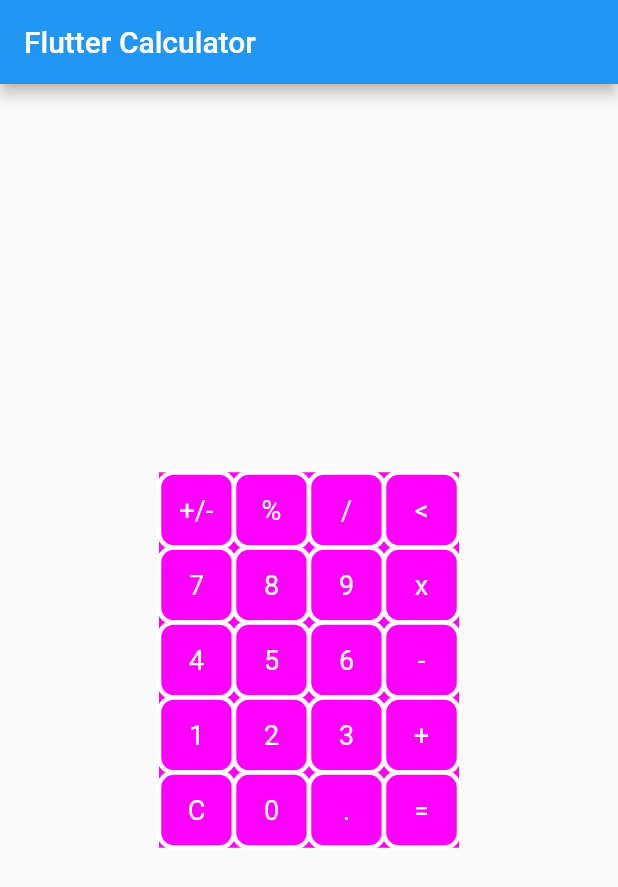
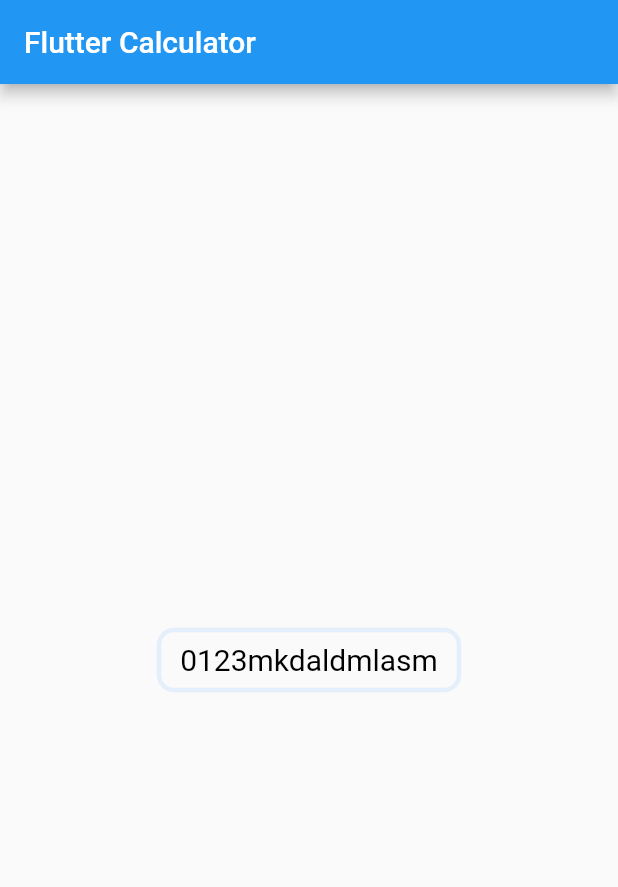
Before and after one commit to sh1l0n/flutter-calculator-apple-style, a Flutter app: the screen it shows after launch, on a phone screen of 412 x 824 dp. Shown: the top 887 px of the screen. Run offline on Flutter 3.47's test engine with Material 2 defaults, Android fonts, the phone set to English and light mode, and no system bars.

Commit message:
added display

```diff
--- /dev/null
+++ b/lib/calculator/display/display_widget.dart
@@ -0,0 +1,89 @@
+//
+// Created by sh1l0n
+// Copyright © 2019 iRobot Corporation All rights reserved.
+//
+
+import 'package:flutter/material.dart';
+
+import '../../common/widget_style_config.dart';
+import '../number_pad/number_pad_button_painter.dart';
+
+class DisplayWidgetStyle {
+  const DisplayWidgetStyle({
+    @required this.size,
+    @required this.color,
+    @required this.horizontalMargin,
+    @required this.textStyle,
+    @required this.cornerRadius,
+    @required this.strokeWidth,
+    @required this.strokeColor,
+  });
+
+  final Size size;
+  final Color color;
+  final TextStyleConfig textStyle;
+  final double horizontalMargin;
+  final double cornerRadius;
+  final double strokeWidth;
+  final Color strokeColor;
+}
+
+class DisplayWidget extends StatefulWidget {
+  const DisplayWidget({
+    Key key,
+    @required this.style,
+  })
+  : super(key: key);
+
+  final DisplayWidgetStyle style;
+
+  @override
+  State<StatefulWidget> createState() => _DisplayWidgetState();
+}
+
+class _DisplayWidgetState extends State<DisplayWidget> {
+  @override
+  Widget build(BuildContext context) {
+    return Container(
+      width: widget.style.size.width,
+      height: widget.style.size.height,
+      color: widget.style.color,
+      child: Stack(
+        children: [
+          CustomPaint(
+            size: widget.style.size,
+            painter: NumberPadButtonPainter(
+              style: PainterStyleConfig(
+                cornerRadius: widget.style.cornerRadius,
+                fillColor: widget.style.color,
+                strokeColor: widget.style.strokeColor,
+                strokeWidth: widget.style.strokeWidth,
+              ),
+            ),
+          ),
+          Center(
+            child: Container(
+              width: widget.style.size.width,
+              height: widget.style.size.height,
+              child: Center(
+                child: Text(
+                  "0123mkdaldmlasm askldnm",
+                  maxLines: 1,
+                  textAlign: TextAlign.center,
+                  style: TextStyle(
+                    fontSize: widget.style.textStyle.size,
+                    fontWeight: widget.style.textStyle.weight,
+                    color: widget.style.textStyle.color,
+                    fontFamily: widget.style.textStyle.family,
+                    package: widget.style.textStyle.package,
+                  ),
+                ),
+              ),
+            ),
+          ),
+        ],
+      ),
+    );
+  }
+
+}
--- a/lib/calculator/number_pad.dart
+++ b/lib/calculator/number_pad/number_pad.dart
@@ -5,7 +5,7 @@
 
 import 'package:flutter/material.dart';
 import 'package:flutter/widgets.dart';
-import 'package:flutter_calc/calculator/numer_pad_button.dart';
+import 'package:flutter_calc/calculator/number_pad/numer_pad_button.dart';
 import 'package:flutter_calc/common/widget_style_config.dart';
 
 class NumberPadWidget extends StatefulWidget {
@@ -17,7 +17,7 @@ class NumberPadWidget extends StatefulWidget {
   : super(key: key);
 
   final Sink<RawKeyEvent> onKeyPressed;
-  final ContainerStyleConfig buttonStyle;
+  final NumerPadButtonStyle buttonStyle;
   final TextStyleConfig textStyle;
 
   @override
@@ -87,8 +87,8 @@ class _NumberPadWState extends State<NumberPadWidget> {
       child: Container(
         // margin: EdgeInsets.only(top: 230),
         margin: EdgeInsets.all(50),
-        width: widget.buttonStyle.size.width * padSize[0],
-        height: widget.buttonStyle.size.height * padSize[1],
+        width: widget.buttonStyle.style.size.width * padSize[0],
+        height: widget.buttonStyle.style.size.height * padSize[1],
         color: Colors.red,
         child: GridView.count(
           crossAxisCount: 4, // 4 columns
--- a/lib/calculator/number_pad_button_painter.dart
+++ b/lib/calculator/number_pad/number_pad_button_painter.dart
@@ -7,7 +7,7 @@ import 'dart:ui';
 import 'package:flutter/foundation.dart';
 import 'package:flutter/widgets.dart' show CustomPainter;
 
-import '../common/widget_style_config.dart';
+import '../../common/widget_style_config.dart';
 
 
 class NumberPadButtonPainter extends CustomPainter {
--- a/lib/calculator/numer_pad_button.dart
+++ b/lib/calculator/number_pad/numer_pad_button.dart
@@ -12,22 +12,15 @@ import 'package:flutter_calc/common/widget_style_config.dart';
 
 import 'number_pad_button_painter.dart';
 
-class NumerPadButtonStyle extends ContainerStyleConfig {
-  NumerPadButtonStyle({
-    @required Color normalColor,
-    @required Color highlightColor,
-    @required Color disableColor,
-    @required Size size,
-    this.cornerRadius,
-    this.strokeWidth,
-    this.strokeColor
-  }): super(
-    normalColor: normalColor,
-    highlightColor: highlightColor,
-    disableColor: disableColor,
-    size: size
-  );
+class NumerPadButtonStyle {
+  const NumerPadButtonStyle({
+    @required this.style,
+    @required this.cornerRadius,
+    @required this.strokeWidth,
+    @required this.strokeColor
+  });
 
+  final ContainerStyleConfig style;
   final double cornerRadius;
   final double strokeWidth;
   final Color strokeColor;
@@ -66,7 +59,7 @@ class _NumerPadButtonState extends State<NumberPadButtonWidget> {
   @override
   Widget build(BuildContext context) {
 
-    final Color color = widget.isEnabled ? widget.style.normalColor : widget.style.disableColor;
+    final Color color = widget.isEnabled ? widget.style.style.normalColor : widget.style.style.disableColor;
 
     return GestureDetector(
       onTapUp: (TapUpDetails details) {
@@ -77,13 +70,13 @@ class _NumerPadButtonState extends State<NumberPadButtonWidget> {
       },
       dragStartBehavior: DragStartBehavior.down,
       child: Container(
-        width: widget.style.size.width,
-        height: widget.style.size.height,
+        width: widget.style.style.size.width,
+        height: widget.style.style.size.height,
         color: color,
         child: Stack(
           children: [
             CustomPaint(
-              size: widget.style.size,
+              size: widget.style.style.size,
               painter: NumberPadButtonPainter(
                 style: PainterStyleConfig(
                   cornerRadius: widget.style.cornerRadius,
@@ -95,8 +88,8 @@ class _NumerPadButtonState extends State<NumberPadButtonWidget> {
             ),
             Center(
               child: Container(
-                width: widget.style.size.width,
-                height: widget.style.size.height,
+                width: widget.style.style.size.width,
+                height: widget.style.style.size.height,
                 child: Center(
                   child: Text(
                     widget.text,
--- a/lib/main.dart
+++ b/lib/main.dart
@@ -1,7 +1,8 @@
 import 'package:flutter/material.dart';
-import 'package:flutter_calc/calculator/number_pad.dart';
+import 'package:flutter_calc/calculator/display/display_widget.dart';
+import 'package:flutter_calc/calculator/number_pad/number_pad.dart';
 
-import 'calculator/numer_pad_button.dart';
+import 'calculator/number_pad/numer_pad_button.dart';
 import 'common/widget_style_config.dart';
 
 void main() {
@@ -40,13 +41,31 @@ class _MyHomePageState extends State<MyHomePage> {
       package: "",
     );
     final buttonStyle = NumerPadButtonStyle(
-      normalColor: Color(0xffff00ff),
-      highlightColor: Color(0x0000ffff),
-      disableColor: Color(0x00ff00ff),
-      size: Size(50, 50),
+      style: ContainerStyleConfig(
+        normalColor: Color(0xffff00ff),
+        highlightColor: Color(0x0000ffff),
+        disableColor: Color(0x00ff00ff),
+        size: Size(50, 50),
+      ),
       cornerRadius: 10,
       strokeWidth: 3,
       strokeColor: Color(0xffffffff)
+    );
+
+    final displayStyle = DisplayWidgetStyle(
+      color: Color(0x00ff12ff),
+      cornerRadius: 10,
+      horizontalMargin: 8,
+      size: Size(200, 40),
+      strokeColor: Color(0x2255aaff),
+      strokeWidth: 3,
+      textStyle: TextStyleConfig(
+        size: 20,
+        color: Colors.black,
+        family: "Arial-MT",
+        weight: FontWeight.normal,
+        package: "",
+      )
     );
 
     return Scaffold(
@@ -54,12 +73,17 @@ class _MyHomePageState extends State<MyHomePage> {
         title: Text(widget.title),
       ),
       body: Center(
-        child: NumberPadWidget(
-          buttonStyle: buttonStyle,
-          textStyle: textStyle,
-          onKeyPressed: null,
-        ),
+        child: DisplayWidget(
+          style: displayStyle,
+        )
       )
+      // body: Center(
+      //   child: NumberPadWidget(
+      //     buttonStyle: buttonStyle,
+      //     textStyle: textStyle,
+      //     onKeyPressed: null,
+      //   ),
+      // )
     );
   }
 }
```
Also changed, not shown: 1 other file.
